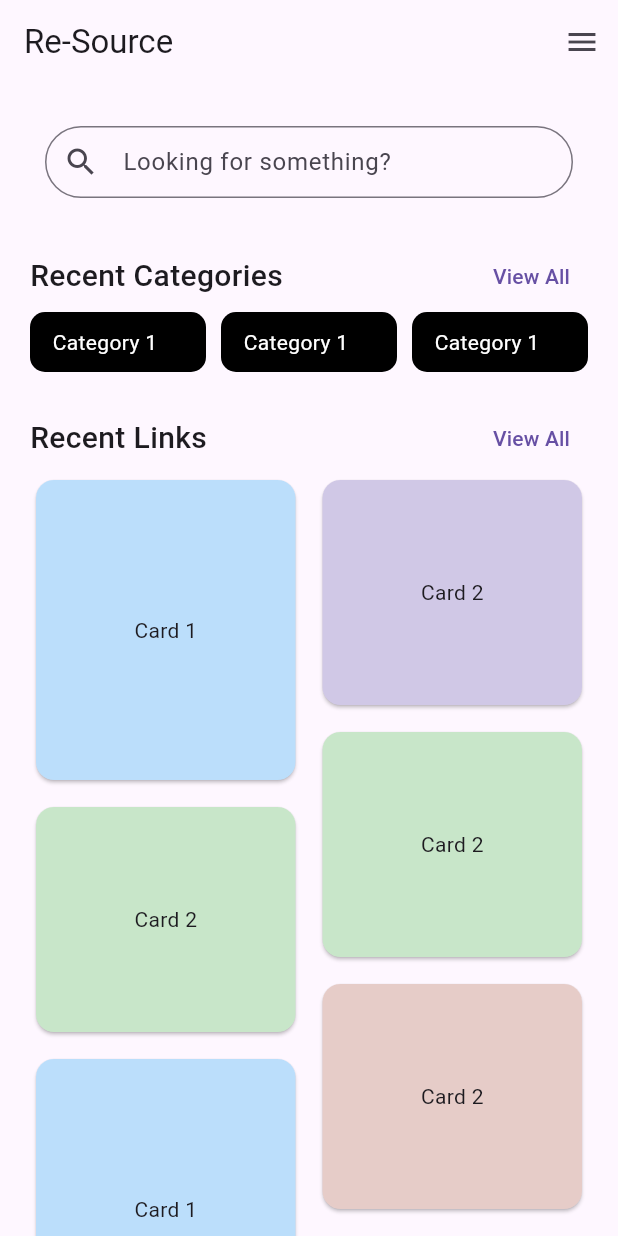
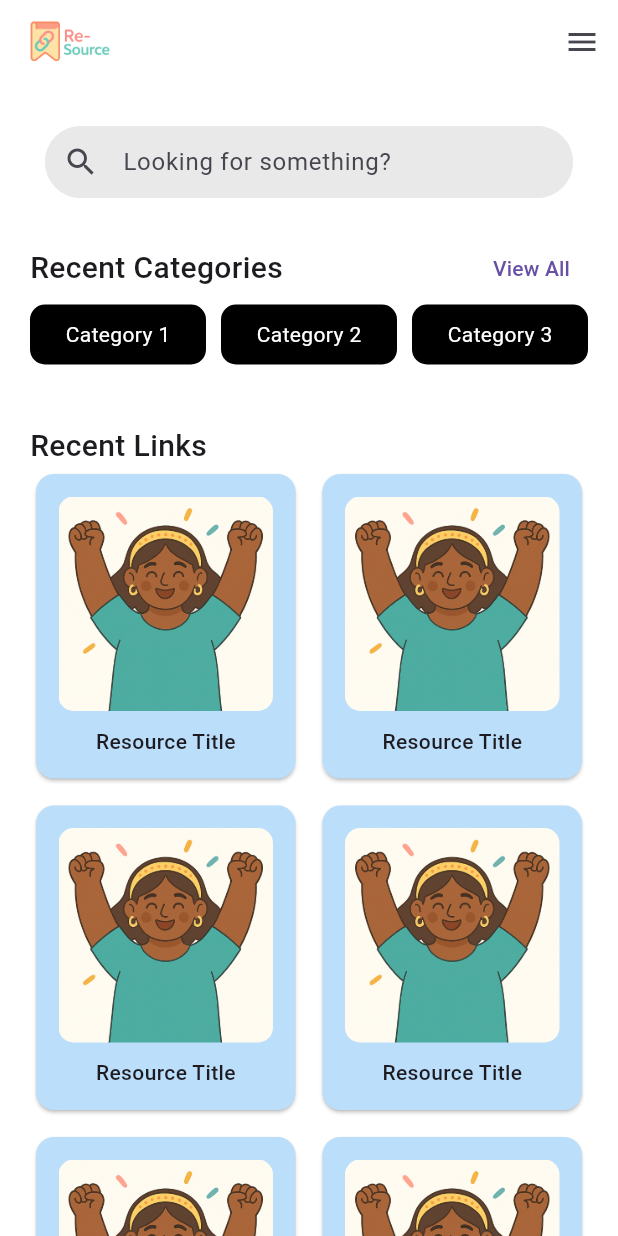
Before and after one commit to TaigaTi/Re-Source, a Flutter app: the screen it shows after launch, on a phone screen of 412 x 824 dp. Run offline on Flutter 3.47's test engine with Material 3 defaults, Android fonts, the phone set to English and light mode, and no system bars.

Commit message:
Added resource cards

```diff
--- a/lib/pages/home.dart
+++ b/lib/pages/home.dart
@@ -1,4 +1,6 @@
 import 'package:flutter/material.dart';
+import 'package:re_source/pages/library.dart';
+import 'package:re_source/widgets/resource_card.dart';
 
 class Home extends StatelessWidget {
   const Home({super.key});
@@ -6,8 +8,13 @@ class Home extends StatelessWidget {
   @override
   Widget build(BuildContext context) {
     return Scaffold(
+      backgroundColor: Colors.white,
       appBar: AppBar(
-        title: const Text('Re-Source'),
+        title: Image(
+          image: AssetImage("assets/images/logo-horizontal.png"),
+          width: 60,
+        ),
+        backgroundColor: Colors.white,
         automaticallyImplyLeading: false,
         actions: [
           Builder(
@@ -37,7 +44,6 @@ class Home extends StatelessWidget {
           padding: EdgeInsets.all(20),
           child: Center(
             child: Column(
-              spacing: 20,
               crossAxisAlignment: CrossAxisAlignment.center,
               children: [
                 const Padding(
@@ -53,12 +59,30 @@ class Home extends StatelessWidget {
                         vertical: 8.0,
                       ),
                       prefixIcon: Icon(Icons.search),
+                      filled: true,
+                      fillColor: Color.fromRGBO(233, 233, 233, 1.0),
                       border: OutlineInputBorder(
                         borderRadius: BorderRadius.all(Radius.circular(50.0)),
+                        borderSide: BorderSide(
+                          color: Color.fromRGBO(233, 233, 233, 1.0),
+                        ),
+                      ),
+                      enabledBorder: OutlineInputBorder(
+                        borderRadius: BorderRadius.all(Radius.circular(50.0)),
+                        borderSide: BorderSide(
+                          color: Color.fromRGBO(233, 233, 233, 1.0),
+                        ),
+                      ),
+                      focusedBorder: OutlineInputBorder(
+                        borderRadius: BorderRadius.all(Radius.circular(50.0)),
+                        borderSide: BorderSide(
+                          color: Color.fromRGBO(233, 233, 233, 1.0),
                         ),
                       ),
                     ),
                   ),
+                ),
+                SizedBox(height: 15),
                 Column(
                   children: [
                     Row(
@@ -72,8 +96,25 @@ class Home extends StatelessWidget {
                           ),
                         ),
                         TextButton(
+                          style: ButtonStyle(
+                            overlayColor: WidgetStateProperty.all(
+                              Colors.transparent,
+                            ),
+                          ),
                           child: const Text("View All"),
-                          onPressed: () => const {},
+                          onPressed: () => {
+                            Navigator.push(
+                              context,
+                              PageRouteBuilder(
+                                pageBuilder:
+                                    (context, animation, secondaryAnimation) =>
+                                        const Library(),
+                                transitionDuration:
+                                    Duration.zero, // 👈 No animation
+                                reverseTransitionDuration: Duration.zero,
+                              ),
+                            ),
+                          },
                         ),
                       ],
                     ),
@@ -93,9 +134,11 @@ class Home extends StatelessWidget {
                                 Radius.circular(10),
                               ),
                             ),
+                            child: Center(
                               child: Text(
                                 "Category 1",
                                 style: TextStyle(color: Colors.white),
+                              ),
                             ),
                           ),
                         ),
@@ -111,9 +154,11 @@ class Home extends StatelessWidget {
                                 Radius.circular(10),
                               ),
                             ),
+                            child: Center(
                               child: Text(
-                              "Category 1",
+                                "Category 2",
                                 style: TextStyle(color: Colors.white),
+                              ),
                             ),
                           ),
                         ),
@@ -129,9 +174,11 @@ class Home extends StatelessWidget {
                                 Radius.circular(10),
                               ),
                             ),
+                            child: Center(
                               child: Text(
-                              "Category 1",
+                                "Category 3",
                                 style: TextStyle(color: Colors.white),
+                              ),
                             ),
                           ),
                         ),
@@ -139,6 +186,7 @@ class Home extends StatelessWidget {
                     ),
                   ],
                 ),
+                SizedBox(height: 40),
                 Column(
                   children: [
                     Row(
@@ -151,10 +199,6 @@ class Home extends StatelessWidget {
                             fontWeight: FontWeight.w500,
                           ),
                         ),
-                        TextButton(
-                          child: const Text("View All"),
-                          onPressed: () => const {},
-                        ),
                       ],
                     ),
                     Row(
@@ -164,32 +208,9 @@ class Home extends StatelessWidget {
                           child: Column(
                             spacing: 10,
                             children: [
-                              Card(
-                                color: Colors.blue.shade100,
-                                child: SizedBox(
-                                  height: 200, // fixed height
-                                  width: double
-                                      .infinity, // take full width of column
-                                  child: Center(child: Text("Card 1")),
-                                ),
-                              ),
-                              Card(
-                                color: Colors.green.shade100,
-                                child: SizedBox(
-                                  height: 150,
-                                  width: double.infinity,
-                                  child: Center(child: Text("Card 2")),
-                                ),
-                              ),
-                              Card(
-                                color: Colors.blue.shade100,
-                                child: SizedBox(
-                                  height: 200, // fixed height
-                                  width: double
-                                      .infinity, // take full width of column
-                                  child: Center(child: Text("Card 1")),
-                                ),
-                              ),
+                              ResourceCard(),
+                              ResourceCard(),
+                              ResourceCard(),
                             ],
                           ),
                         ),
@@ -198,30 +219,9 @@ class Home extends StatelessWidget {
                           child: Column(
                             spacing: 10,
                             children: [
-                              Card(
-                                color: const Color.fromARGB(255, 208, 200, 230),
-                                child: SizedBox(
-                                  height: 150,
-                                  width: double.infinity,
-                                  child: Center(child: Text("Card 2")),
-                                ),
-                              ),
-                              Card(
-                                color: Colors.green.shade100,
-                                child: SizedBox(
-                                  height: 150,
-                                  width: double.infinity,
-                                  child: Center(child: Text("Card 2")),
-                                ),
-                              ),
-                              Card(
-                                color: const Color.fromARGB(255, 230, 204, 200),
-                                child: SizedBox(
-                                  height: 150,
-                                  width: double.infinity,
-                                  child: Center(child: Text("Card 2")),
-                                ),
-                              ),
+                              ResourceCard(),
+                              ResourceCard(),
+                              ResourceCard(),
                             ],
                           ),
                         ),
--- a/lib/pages/library.dart
+++ b/lib/pages/library.dart
@@ -0,0 +1,43 @@
+import 'package:flutter/material.dart';
+
+class Library extends StatelessWidget {
+  const Library({super.key});
+
+  @override
+  Widget build(BuildContext context) {
+    return Scaffold(
+      backgroundColor: Colors.white,
+      appBar: AppBar(
+        title: Image(
+          image: AssetImage("assets/images/logo-horizontal.png"),
+          width: 60,
+        ),
+        backgroundColor: Colors.white,
+        automaticallyImplyLeading: false,
+        actions: [
+          Builder(
+            builder: (context) => IconButton(
+              onPressed: Scaffold.of(context).openDrawer,
+              icon: const Icon(Icons.menu),
+            ),
+          ),
+        ],
+      ),
+      drawer: Drawer(
+        child: ListView(
+          padding: EdgeInsets.zero,
+          children: [
+            const DrawerHeader(
+              child: Image(
+                image: AssetImage("assets/images/logo-horizontal.png"),
+              ),
+            ),
+            ListTile(title: const Text('Home'), onTap: () {}),
+            ListTile(title: const Text('Library'), onTap: () {}),
+          ],
+        ),
+      ),
+      body: Container(),
+    );
+  }
+}
--- /dev/null
+++ b/lib/widgets/resource_card.dart
@@ -0,0 +1,39 @@
+import 'package:flutter/material.dart';
+
+class ResourceCard extends StatelessWidget {
+  const ResourceCard({super.key});
+
+  @override
+  Widget build(BuildContext context) {
+    return Card(
+      color: Colors.blue.shade100,
+      child: SizedBox(
+        width: double.infinity, // take full width of column
+        child: Container(
+          padding: EdgeInsets.all(15),
+          child: Column(
+            spacing: 10,
+            children: [
+              Container(
+                decoration: BoxDecoration(
+                  borderRadius: BorderRadius.all(Radius.circular(10)),
+                ),
+                clipBehavior: Clip.antiAlias,
+                child: Image(
+                  image: AssetImage("assets/images/success.png"),
+                  width: double.infinity,
+                ),
+              ),
+              Center(
+                child: Text(
+                  "Resource Title",
+                  style: TextStyle(fontWeight: FontWeight.w500),
+                ),
+              ),
+            ],
+          ),
+        ),
+      ),
+    );
+  }
+}
```
Also changed, not shown: lib/widgets/custom_appbar.dart (added). Lines whose indentation alone changed are shown as unchanged.
